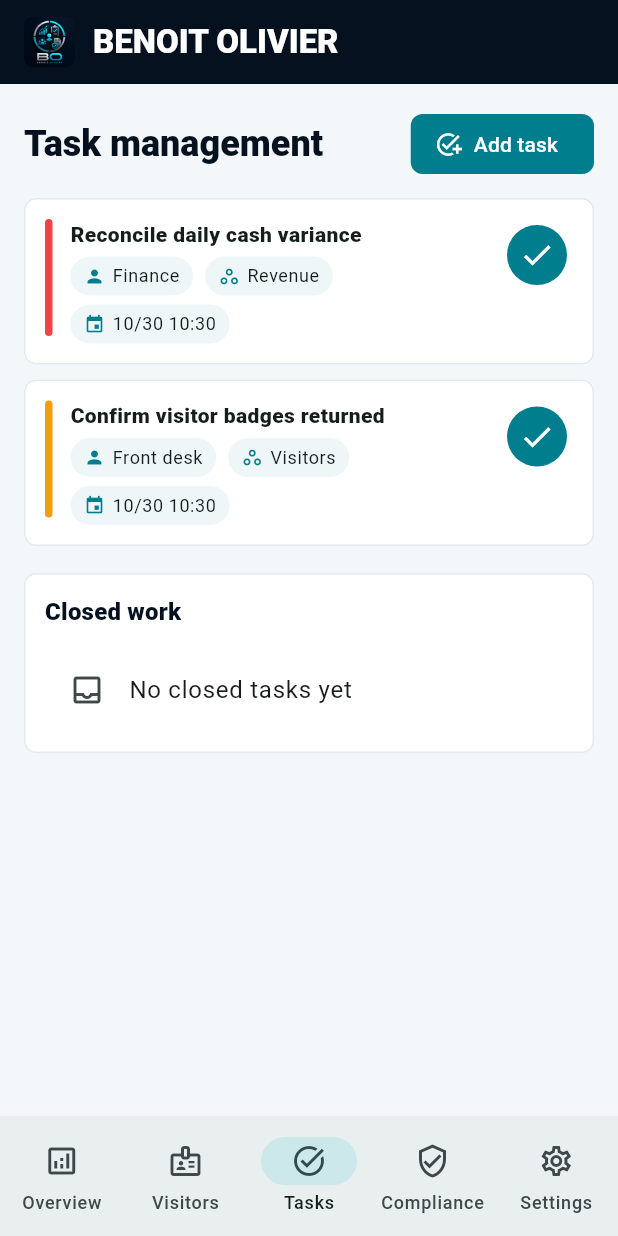
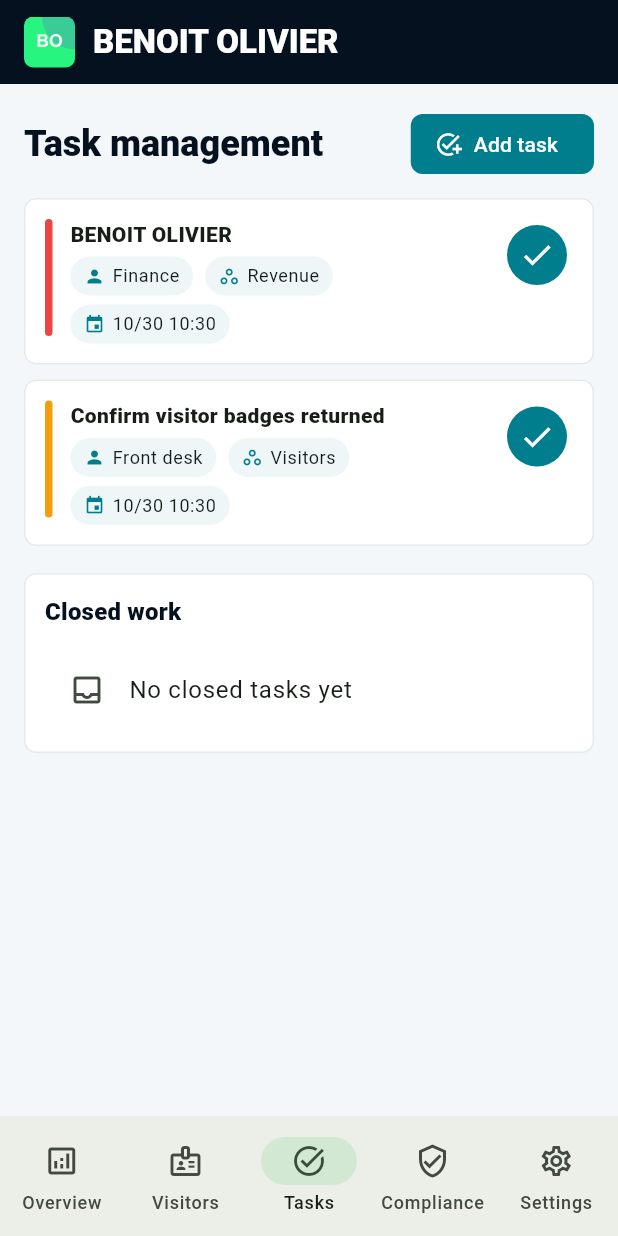
Before and after one commit to EOOrga/68d9d10a1299230338dbbdc7, a Flutter app: the screen it shows after launch, item 3 of the bottom bar chosen, on a phone screen of 412 x 824 dp. Run offline on Flutter 3.47's test engine with Material 3 defaults, Android fonts, the phone set to English and light mode, and no system bars; our stand-ins replace shared_preferences.

Commit message:
Create Flutter variant com.frimpong.benoitolivier

```diff
--- a/lib/main.dart
+++ b/lib/main.dart
@@ -6,7 +6,7 @@ import 'package:shared_preferences/shared_preferences.dart';
 
 const _brandName = 'BENOIT OLIVIER';
 const _primaryNavy = Color(0xFF06111F);
-const _electricCyan = Color(0xFF04D9E8);
+const _electricCyan = Color(0xFF27F580);
 const _success = Color(0xFF2DD4BF);
 const _warning = Color(0xFFF59E0B);
 const _danger = Color(0xFFEF4444);
@@ -459,7 +459,7 @@ class OperationsState extends ChangeNotifier {
     tasks = [
       OpsTask(
         id: 't1',
-        title: 'Reconcile daily cash variance',
+        title: 'BENOIT OLIVIER',
         owner: 'Finance',
         area: 'Revenue',
         dueDate: now.add(const Duration(days: 1)),
--- a/pubspec.yaml
+++ b/pubspec.yaml
@@ -1,4 +1,4 @@
-name: benoit_olivier
+name: benoitolivier
 description: Local operations workspace for BENOIT OLIVIER.
 publish_to: 'none'
 version: 1.0.0+1
@@ -21,6 +21,8 @@ flutter_launcher_icons:
   android: true
   ios: false
   image_path: "docs/icon.png"
+  adaptive_icon_foreground: docs/icon.png
+  adaptive_icon_background: "#8027F5"
   min_sdk_android: 23
 
 flutter:
```
Also changed, not shown: docs/icon.png, 11 other files.
